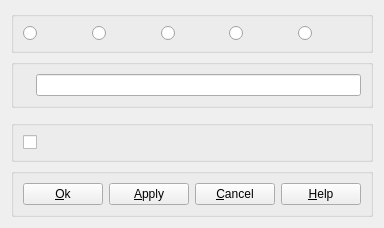
Old version of the form src/DlgRef/DlgRef_Skeleton_QTD.ui in the repository SalomePlatform/geom.
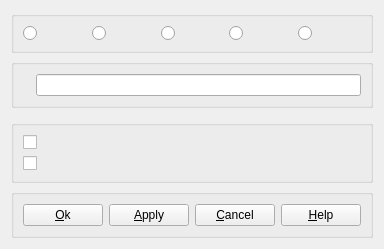
New version of the form.

Diff of the .ui file:
```diff
--- a/src/DlgRef/DlgRef_Skeleton_QTD.ui
+++ b/src/DlgRef/DlgRef_Skeleton_QTD.ui
@@ -121,7 +121,7 @@
      <property name="title" >
       <string/>
      </property>
-     <layout class="QHBoxLayout" >
+     <layout class="QVBoxLayout" >
       <item>
        <widget class="QCheckBox" name="CheckBoxRestoreSS" >
         <property name="text" >
@@ -129,6 +129,13 @@
         </property>
        </widget>
       </item>
+      <item>
+       <widget class="QCheckBox" name="CheckBoxAddPrefix" >
+        <property name="text" >
+         <string/>
+        </property>
+       </widget>
+      </item>
      </layout>
     </widget>
    </item>
```
Left out of the diff: 1 changed line with no effect on the pictures.
